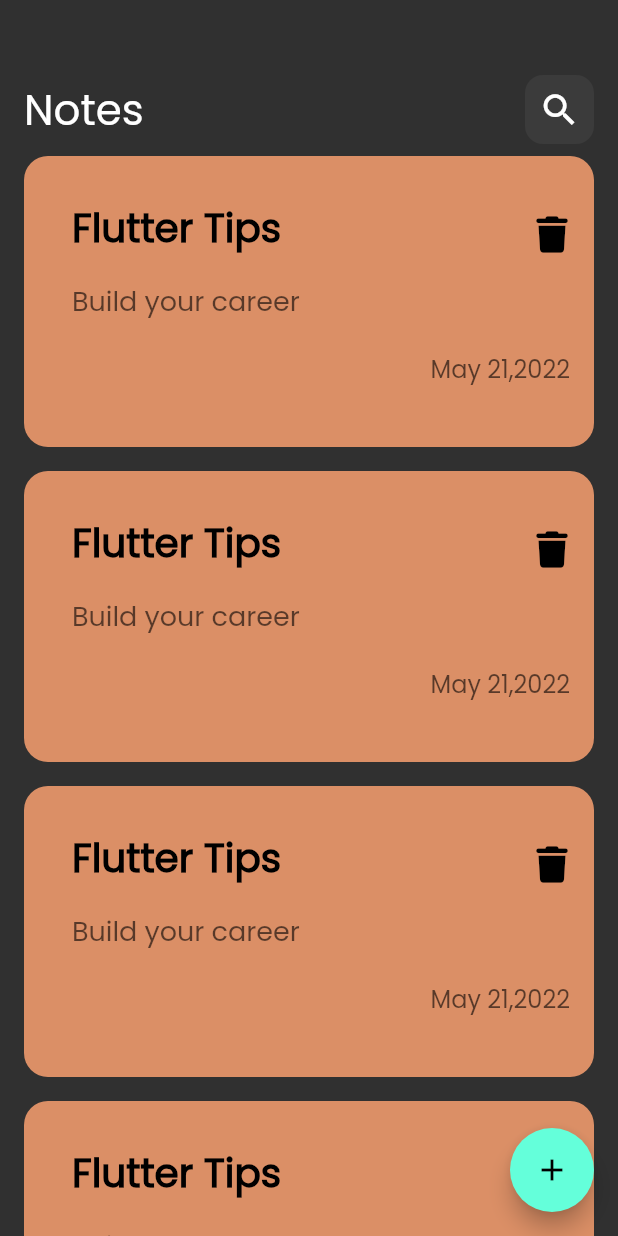
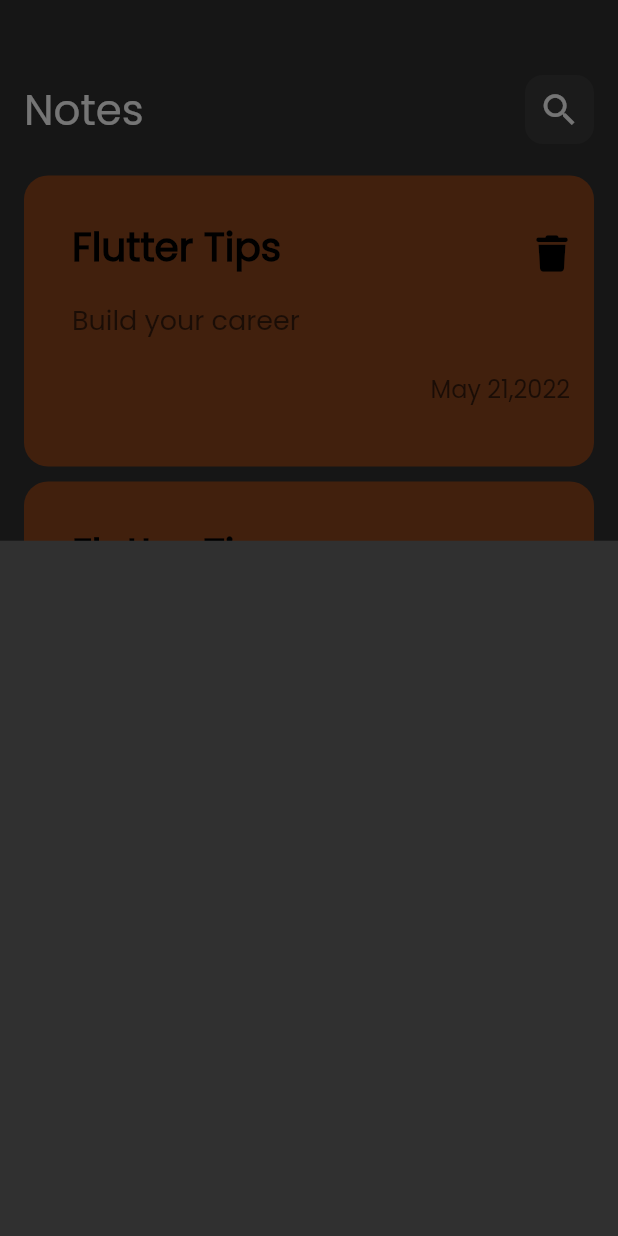
Before and after one commit to AyaMuhamad/notes_app, a Flutter app: the screen it shows after launch, after a tap on the "add" icon, on a phone screen of 412 x 824 dp. Run offline on Flutter 3.47's test engine with Material 2 defaults, Android fonts, the phone set to English and light mode, and no system bars; our stand-ins replace font_awesome_flutter.

Commit message:
show model bottom sheet

```diff
--- /dev/null
+++ b/lib/views/Widgets/add_note_bottom_sheet.dart
@@ -0,0 +1,10 @@
+import 'package:flutter/cupertino.dart';
+
+class AddNoteBottomSheet extends StatelessWidget {
+  const AddNoteBottomSheet({super.key});
+
+  @override
+  Widget build(BuildContext context) {
+    return Container();
+  }
+}
--- a/lib/views/Widgets/custom_note_icon.dart
+++ b/lib/views/Widgets/custom_note_icon.dart
@@ -1,4 +1,3 @@
-import 'package:flutter/cupertino.dart';
 import 'package:flutter/material.dart';
 import 'package:font_awesome_flutter/font_awesome_flutter.dart';
 
@@ -8,18 +7,18 @@ class NoteItem extends StatelessWidget {
   @override
   Widget build(BuildContext context) {
     return Container(
-      padding: EdgeInsets.only(
+      padding:const EdgeInsets.only(
         top: 24,
         bottom: 24,
         left: 16,
       ),
       decoration: BoxDecoration(
-        color: Color.fromARGB(255, 219, 143, 102),
+        color: Color.fromARGB(255, 141, 69, 29),
         borderRadius: BorderRadius.circular(16),
       ),
       child: Column(crossAxisAlignment: CrossAxisAlignment.end, children: [
         ListTile(
-          title: Text(
+          title: const Text(
             "Flutter Tips",
             style: TextStyle(
               color: Colors.black,
@@ -38,7 +37,7 @@ class NoteItem extends StatelessWidget {
               ),
             ),
           ),
-          trailing: Icon(
+          trailing: const Icon(
             FontAwesomeIcons.trash,
             color: Colors.black,
             size: 24,
--- a/lib/views/Widgets/notes_list_view.dart
+++ b/lib/views/Widgets/notes_list_view.dart
@@ -7,13 +7,17 @@ class NotesListView extends StatelessWidget {
 
   @override
   Widget build(BuildContext context) {
-    return ListView.builder(
-      itemBuilder: (context, index) {
-        return const Padding(
-          padding: EdgeInsets.symmetric(vertical: 8),
-          child: NoteItem(),
-        );
-      },
+    return Padding(
+      padding: EdgeInsets.symmetric(vertical: 16),
+      child: ListView.builder(
+        padding: EdgeInsets.zero,
+        itemBuilder: (context, index) {
+          return const Padding(
+            padding: EdgeInsets.symmetric(vertical: 5),
+            child: NoteItem(),
+          );
+        },
+      ),
     );
   }
 }
--- a/lib/views/notes_view.dart
+++ b/lib/views/notes_view.dart
@@ -1,5 +1,6 @@
 import 'package:flutter/material.dart';
 
+import 'Widgets/add_note_bottom_sheet.dart';
 import 'Widgets/notes_view_body.dart';
 
 class NotesView extends StatelessWidget {
@@ -9,8 +10,14 @@ class NotesView extends StatelessWidget {
   Widget build(BuildContext context) {
     return Scaffold(
       floatingActionButton: FloatingActionButton(
-        onPressed: () {},
-        child:const Icon(Icons.add),
+        onPressed: () {
+          showModalBottomSheet(
+              context: context,
+              builder: (context) {
+                return AddNoteBottomSheet();
+              });
+        },
+        child: const Icon(Icons.add),
       ),
       body: const NotesViewBody(),
     );
```
